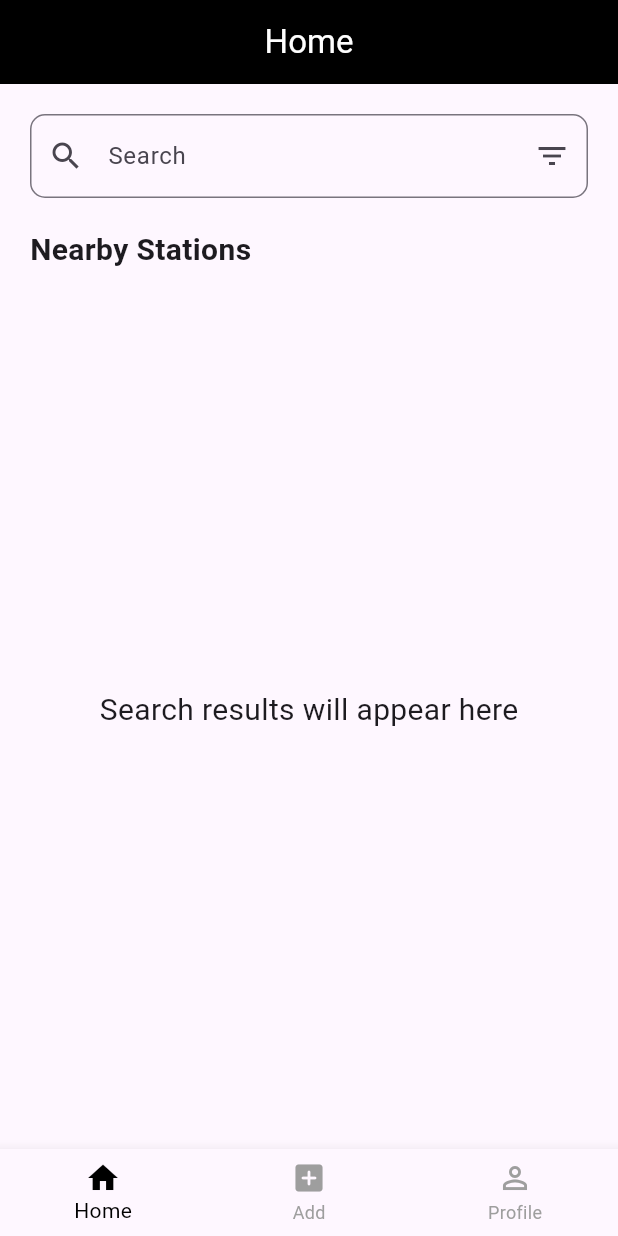
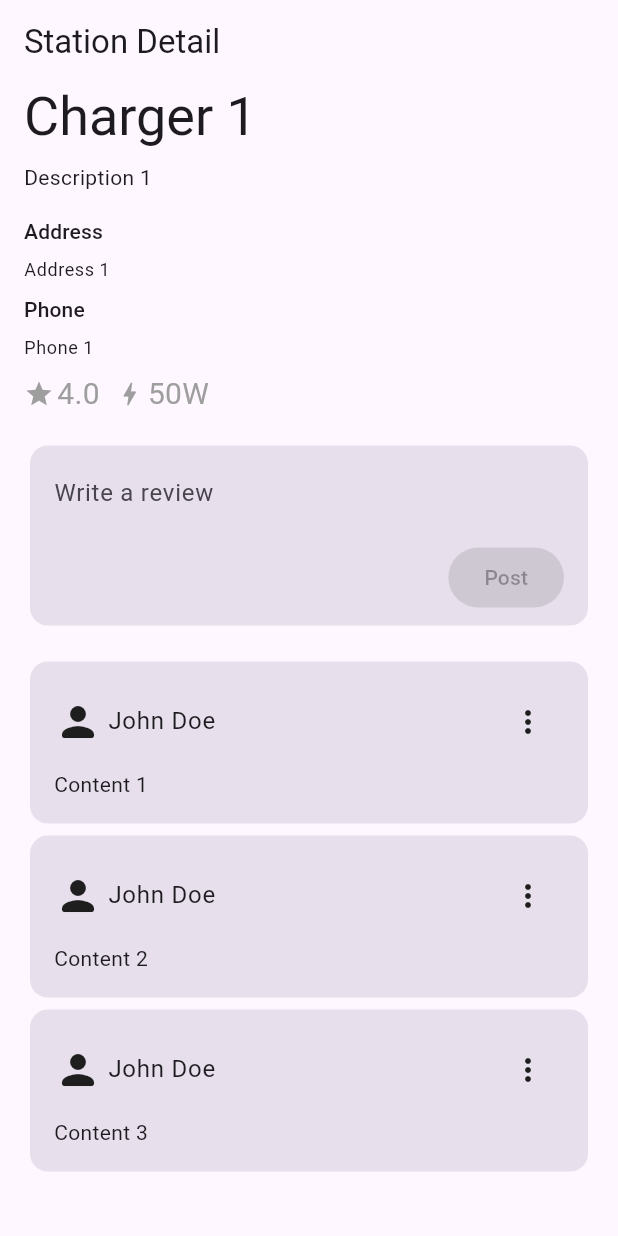
Before and after one commit to tamiratdereje/ChargeRoute, a Flutter app: the screen it shows after launch, on a phone screen of 412 x 824 dp. Run offline on Flutter 3.47's test engine with Material 2 defaults, Android fonts, the phone set to English and light mode, and no system bars; our stand-ins replace bloc, flutter_bloc.

Commit message:
implement detail bloc

```diff
--- /dev/null
+++ b/mobile/lib/application/charger_detail/charger_detail_bloc.dart
@@ -0,0 +1,77 @@
+import 'package:charge_station_finder/domain/core/charger_detail.dart';
+import 'package:charge_station_finder/domain/core/review.dart';
+import 'package:flutter/foundation.dart';
+import 'package:flutter_bloc/flutter_bloc.dart';
+
+part 'charger_detail_event.dart';
+part 'charger_detail_state.dart';
+
+class ChargerDetailBloc extends Bloc<ChargerDetailEvent, ChargerDetailState> {
+  ChargerDetail chargerDetail = const ChargerDetail(
+    id: "1",
+    name: "Charger 1",
+    address: "Address 1",
+    description: "Description 1",
+    phone: "Phone 1",
+    rating: 4,
+    wattage: 50,
+    reviews: [
+      Review(
+        id: "1",
+        userId: "1",
+        content: "Content 1",
+      ),
+      Review(
+        id: "2",
+        userId: "2",
+        content: "Content 2",
+      ),
+      Review(
+        id: "3",
+        userId: "3",
+        content: "Content 3",
+      ),
+    ],
+  );
+
+  ChargerDetailBloc() : super(ChargerDetailStateInitial()) {
+    on<ChargerDetailEventPostReview>((event, emit) async {
+      emit(ChargerDetailStateLoading());
+      await Future.delayed(const Duration(seconds: 2));
+      chargerDetail.reviews
+          .add(Review(id: "asd", userId: "adf", content: event.content));
+      emit(ChargerDetailStateReviewPosted(chargerDetail));
+    });
+
+    on<ChargerDetailEventDeleteReview>((event, emit) async {
+      emit(ChargerDetailStateLoading());
+      await Future.delayed(const Duration(seconds: 2));
+      chargerDetail = chargerDetail.copyWith(
+          reviews: chargerDetail.reviews
+              .where((element) => element.id != event.reviewId)
+              .toList());
+      emit(ChargerDetailStateReviewDeleted(chargerDetail));
+    });
+
+    on<ChargerDetailEventUpdateReview>((event, emit) async {
+      emit(ChargerDetailStateLoading());
+      await Future.delayed(const Duration(seconds: 2));
+      chargerDetail = chargerDetail.copyWith(
+          reviews: chargerDetail.reviews.map((element) {
+        if (element.id != event.reviewId)
+          return element;
+        else
+          return element.copyWith(content: event.content);
+      }).toList());
+      emit(ChargerDetailStateReviewUpdated(chargerDetail));
+    });
+
+    on<ChargerDetailEventLoad>((event, emit) async {
+      emit(ChargerDetailStateLoading());
+      await Future.delayed(const Duration(seconds: 2));
+      emit(
+        ChargerDetailStateLoaded(chargerDetail),
+      );
+    });
+  }
+}
--- /dev/null
+++ b/mobile/lib/application/charger_detail/charger_detail_event.dart
@@ -0,0 +1,30 @@
+part of 'charger_detail_bloc.dart';
+
+@immutable
+abstract class ChargerDetailEvent {}
+
+class ChargerDetailEventLoad extends ChargerDetailEvent {
+  final String chargerId;
+
+  ChargerDetailEventLoad(this.chargerId);
+}
+
+class ChargerDetailEventPostReview extends ChargerDetailEvent {
+  final String chargerId;
+  final String content;
+
+  ChargerDetailEventPostReview(this.chargerId, this.content);
+}
+
+class ChargerDetailEventDeleteReview extends ChargerDetailEvent {
+  final String reviewId;
+
+  ChargerDetailEventDeleteReview(this.reviewId);
+}
+
+class ChargerDetailEventUpdateReview extends ChargerDetailEvent {
+  final String reviewId;
+  final String content;
+
+  ChargerDetailEventUpdateReview(this.reviewId, this.content);
+}
--- /dev/null
+++ b/mobile/lib/application/charger_detail/charger_detail_state.dart
@@ -0,0 +1,32 @@
+part of 'charger_detail_bloc.dart';
+
+@immutable
+abstract class ChargerDetailState {}
+
+class ChargerDetailStateLoading extends ChargerDetailState {}
+
+class ChargerDetailStateLoaded extends ChargerDetailState {
+  final ChargerDetail charger;
+
+  ChargerDetailStateLoaded(this.charger);
+}
+
+class ChargerDetailStateError extends ChargerDetailState {
+  final String message;
+
+  ChargerDetailStateError(this.message);
+}
+
+class ChargerDetailStateReviewPosted extends ChargerDetailStateLoaded {
+  ChargerDetailStateReviewPosted(super.charger);
+}
+
+class ChargerDetailStateReviewDeleted extends ChargerDetailStateLoaded {
+  ChargerDetailStateReviewDeleted(super.charger);
+}
+
+class ChargerDetailStateReviewUpdated extends ChargerDetailStateLoaded {
+  ChargerDetailStateReviewUpdated(super.charger);
+}
+
+class ChargerDetailStateInitial extends ChargerDetailState {}
--- a/mobile/lib/application/home/home_bloc.dart
+++ b/mobile/lib/application/home/home_bloc.dart
@@ -16,15 +16,11 @@ class HomeBloc extends Bloc<HomeEvent, HomeState> {
       await Future.delayed(const Duration(seconds: 2));
       emit(HomeStateSuccess(const [
         Charger(
-            name: "Charger 1", wattage: 50, address: "Address 1", rating: 4),
-        Charger(
-            name: "Charger 2", wattage: 100, address: "Address 2", rating: 3),
-        Charger(
-            name: "Charger 3", wattage: 150, address: "Address 3", rating: 2),
-        Charger(
-            name: "Charger 4", wattage: 200, address: "Address 4", rating: 1),
-        Charger(
-            name: "Charger 5", wattage: 250, address: "Address 5", rating: 0),
+            name: "Charger 1",
+            wattage: 50,
+            address: "Address 1",
+            rating: 4,
+            id: "1"),
       ]));
     });
   }
--- a/mobile/lib/domain/core/charger.dart
+++ b/mobile/lib/domain/core/charger.dart
@@ -1,10 +1,12 @@
 class Charger {
+  final String id;
   final String name;
   final String address;
   final double rating;
   final double wattage;
 
   const Charger({
+    required this.id,
     required this.name,
     required this.address,
     required this.rating,
--- /dev/null
+++ b/mobile/lib/domain/core/charger_detail.dart
@@ -0,0 +1,46 @@
+import 'package:charge_station_finder/domain/core/review.dart';
+
+class ChargerDetail {
+  final String id;
+  final String name;
+  final String description;
+  final String phone;
+  final String address;
+  final double rating;
+  final double wattage;
+
+  final List<Review> reviews;
+
+  const ChargerDetail({
+    required this.id,
+    required this.description,
+    required this.phone,
+    required this.name,
+    required this.address,
+    required this.rating,
+    required this.wattage,
+    required this.reviews,
+  });
+
+  ChargerDetail copyWith({
+    String? id,
+    String? name,
+    String? description,
+    String? phone,
+    String? address,
+    double? rating,
+    double? wattage,
+    List<Review>? reviews,
+  }) {
+    return ChargerDetail(
+      id: id ?? this.id,
+      name: name ?? this.name,
+      description: description ?? this.description,
+      phone: phone ?? this.phone,
+      address: address ?? this.address,
+      rating: rating ?? this.rating,
+      wattage: wattage ?? this.wattage,
+      reviews: reviews ?? this.reviews,
+    );
+  }
+}
--- /dev/null
+++ b/mobile/lib/domain/core/review.dart
@@ -0,0 +1,23 @@
+class Review {
+  final String id;
+  final String userId;
+  final String content;
+
+  const Review({
+    required this.id,
+    required this.userId,
+    required this.content,
+  });
+
+  Review copyWith({
+    String? id,
+    String? userId,
+    String? content,
+  }) {
+    return Review(
+      id: id ?? this.id,
+      userId: userId ?? this.userId,
+      content: content ?? this.content,
+    );
+  }
+}
--- a/mobile/lib/main.dart
+++ b/mobile/lib/main.dart
@@ -1,4 +1,5 @@
 import 'package:charge_station_finder/application/home/home_bloc.dart';
+import 'package:charge_station_finder/presentation/pages/station_detail/station_detail.dart';
 import 'package:flutter/material.dart';
 import 'package:flutter_bloc/flutter_bloc.dart';
 
@@ -26,7 +27,7 @@ class MyApp extends StatelessWidget {
           platform: TargetPlatform.android,
           useMaterial3: true,
         ),
-        home: MyHomePage(),
+        home: StationDetail(),
       ),
     );
   }
--- /dev/null
+++ b/mobile/lib/presentation/pages/station_detail/station_detail.dart
@@ -0,0 +1,342 @@
+import 'package:charge_station_finder/application/charger_detail/charger_detail_bloc.dart';
+import 'package:charge_station_finder/domain/core/charger_detail.dart';
+import 'package:charge_station_finder/domain/core/review.dart';
+import 'package:flutter/material.dart';
+import 'package:flutter_bloc/flutter_bloc.dart';
+
+class StationDetail extends StatefulWidget {
+  @override
+  _StationDetailState createState() => _StationDetailState();
+}
+
+class _StationDetailState extends State<StationDetail> {
+  String? currentEditReviewId;
+  bool isLoaded = false;
+  ChargerDetail detail = const ChargerDetail(
+    id: "",
+    name: "",
+    address: "",
+    description: "",
+    phone: "",
+    rating: -1,
+    wattage: -1,
+    reviews: [],
+  );
+
+  @override
+  Widget build(BuildContext context) {
+    return BlocProvider(
+      create: (context) =>
+          ChargerDetailBloc()..add(ChargerDetailEventLoad("1")),
+      child: BlocConsumer<ChargerDetailBloc, ChargerDetailState>(
+        listener: (context, state) {
+          isLoaded |= state is ChargerDetailStateLoaded;
+          if (state is ChargerDetailStateLoaded) detail = state.charger;
+          if (state is ChargerDetailStateError) {
+            ScaffoldMessenger.of(context)
+                .showSnackBar(SnackBar(content: Text(state.message)));
+          }
+        },
+        builder: (context, state) {
+          return Scaffold(
+            appBar: AppBar(
+              title: const Text('Station Detail'),
+            ),
+            body: SingleChildScrollView(
+              child: Column(
+                children: [
+                  if (state is ChargerDetailStateLoading)
+                    const LinearProgressIndicator(),
+                  if (state is ChargerDetailStateLoaded || isLoaded)
+                    Padding(
+                      padding: const EdgeInsets.symmetric(horizontal: 16.0),
+                      child: Column(
+                        crossAxisAlignment: CrossAxisAlignment.start,
+                        children: [
+                          Text(
+                            detail.name,
+                            style: Theme.of(context).textTheme.displaySmall,
+                          ),
+                          const SizedBox(height: 8.0),
+                          Text(
+                            detail.description,
+                            style: Theme.of(context).textTheme.bodyMedium,
+                          ),
+                          const SizedBox(height: 16.0),
+                          Text(
+                            'Address',
+                            style: Theme.of(context).textTheme.titleSmall,
+                          ),
+                          const SizedBox(height: 8.0),
+                          Text(
+                            detail.address,
+                            style: Theme.of(context).textTheme.bodySmall,
+                          ),
+                          const SizedBox(height: 8.0),
+                          Text(
+                            'Phone',
+                            style: Theme.of(context).textTheme.titleSmall,
+                          ),
+                          const SizedBox(height: 8.0),
+                          Text(
+                            detail.phone,
+                            style: Theme.of(context).textTheme.bodySmall,
+                          ),
+                          const SizedBox(height: 8.0),
+                          Row(
+                            children: [
+                              const Icon(
+                                Icons.star,
+                                size: 20,
+                                color: Colors.grey,
+                              ),
+                              const SizedBox(width: 2),
+                              Text(
+                                detail.rating.toStringAsFixed(1),
+                                style: const TextStyle(
+                                  fontSize: 20,
+                                  color: Colors.grey,
+                                ),
+                              ),
+                              const SizedBox(width: 10),
+                              const Icon(
+                                Icons.bolt,
+                                size: 20,
+                                color: Colors.grey,
+                              ),
+                              const SizedBox(width: 2),
+                              Text(
+                                "${detail.wattage.toStringAsFixed(0)}W",
+                                style: const TextStyle(
+                                  fontSize: 20,
+                                  color: Colors.grey,
+                                ),
+                              ),
+                            ],
+                          ),
+                          const SizedBox(height: 16.0),
+                          ReviewHeader(
+                            onPost: (content) {
+                              context.read<ChargerDetailBloc>().add(
+                                  ChargerDetailEventPostReview("1", content));
+                            },
+                          ),
+                          const SizedBox(height: 16),
+                          ListView.builder(
+                            shrinkWrap: true,
+                            primary: false,
+                            itemCount: detail.reviews.length,
+                            itemBuilder: (context, idx) {
+                              return ReviewCard(
+                                review: detail.reviews[idx],
+                                currentEditReviewId: currentEditReviewId,
+                                setEditReviewId: (value) {
+                                  setState(() {
+                                    currentEditReviewId = value;
+                                  });
+                                },
+                                onDeleteReview: () {
+                                  context.read<ChargerDetailBloc>().add(
+                                      ChargerDetailEventDeleteReview(
+                                          detail.reviews[idx].id));
+                                },
+                                onUpdateReview: (String content) {
+                                  context.read<ChargerDetailBloc>().add(
+                                      ChargerDetailEventUpdateReview(
+                                          detail.reviews[idx].id, content));
+                                },
+                              );
+                            },
+                          )
+                        ],
+                      ),
+                    ),
+                ],
+              ),
+            ),
+          );
+        },
+      ),
+    );
+  }
+}
+
+class ReviewCard extends StatefulWidget {
+  final String? currentEditReviewId;
+  final Function(String?) setEditReviewId;
+
+  final Review review;
+
+  final Function() onDeleteReview;
+
+  final Function(String content) onUpdateReview;
+
+  const ReviewCard({
+    super.key,
+    this.currentEditReviewId,
+    required this.setEditReviewId,
+    required this.review,
+    required this.onDeleteReview,
+    required this.onUpdateReview,
+  });
+
+  @override
+  _ReviewCardState createState() => _ReviewCardState();
+}
+
+class _ReviewCardState extends State<ReviewCard> {
+  final editReviewController = TextEditingController();
+
+  @override
+  Widget build(BuildContext context) {
+    return SizedBox(
+      width: double.infinity,
+      child: Card(
+        elevation: 0,
+        color: Theme.of(context).colorScheme.surfaceVariant,
+        child: Padding(
+          padding: const EdgeInsets.symmetric(vertical: 16.0, horizontal: 16.0),
+          child: Column(
+            crossAxisAlignment: CrossAxisAlignment.start,
+            children: [
+              Row(
+                mainAxisAlignment: MainAxisAlignment.spaceBetween,
+                children: [
+                  Row(
+                    children: [
+                      const Icon(
+                        Icons.person_rounded,
+                        size: 32,
+                      ),
+                      const SizedBox(width: 4),
+                      Text(
+                        "John Doe",
+                        style: Theme.of(context).textTheme.bodyLarge,
+                      ),
+                    ],
+                  ),
+                  PopupMenuButton(
+                    itemBuilder: (context) {
+                      return [
+                        if (widget.currentEditReviewId == null)
+                          const PopupMenuItem(
+                            value: 1,
+                            child: Text("Edit"),
+                          ),
+                        const PopupMenuItem(
+                          value: 2,
+                          child: Text("Delete"),
+                        ),
+                      ];
+                    },
+                    onSelected: (value) {
+                      if (value == 1) {
+                        editReviewController.text = widget.review.content;
+                        widget.setEditReviewId(widget.review.id);
+                      } else if (value == 2) {
+                        widget.onDeleteReview();
+                      }
+                    },
+                  )
+                ],
+              ),
+              const SizedBox(height: 8),
+              if (widget.currentEditReviewId != widget.review.id)
+                Text(widget.review.content),
+              if (widget.currentEditReviewId == widget.review.id)
+                TextField(
+                  controller: editReviewController,
+                  maxLines: null,
+                  decoration: const InputDecoration(
+                    border: InputBorder.none,
+                  ),
+                ),
+              if (widget.currentEditReviewId == widget.review.id)
+                Row(
+                  mainAxisAlignment: MainAxisAlignment.end,
+                  children: [
+                    TextButton(
+                      onPressed: () {
+                        editReviewController.clear();
+                        widget.setEditReviewId(null);
+                      },
+                      child: const Text("Cancel"),
+                    ),
+                    TextButton(
+                      onPressed: () {
+                        widget.onUpdateReview(editReviewController.text);
+                        editReviewController.clear();
+                        widget.setEditReviewId(null);
+                      },
+                      child: const Text("Save"),
+                    ),
+                  ],
+                )
+            ],
+          ),
+        ),
+      ),
+    );
+  }
+}
+
+class ReviewHeader extends StatefulWidget {
+  final Function onPost;
+
+  const ReviewHeader({super.key, required this.onPost});
+
+  @override
+  State<ReviewHeader> createState() => _ReviewHeaderState();
+}
+
+class _ReviewHeaderState extends State<ReviewHeader> {
+  TextEditingController controller = TextEditingController();
+
+  @override
+  Widget build(BuildContext context) {
+    var onPost = widget.onPost;
+
+    return SizedBox(
+      width: double.infinity,
+      child: Card(
+        elevation: 0,
+        color: Theme.of(context).colorScheme.surfaceVariant,
+        child: Padding(
+          padding: const EdgeInsets.symmetric(vertical: 8.0, horizontal: 16.0),
+          child: Column(
+            children: [
+              TextFormField(
+                controller: controller,
+                maxLines: null,
+                decoration: const InputDecoration(
+                  hintText: 'Write a review',
+                  border: InputBorder.none,
+                ),
+              ),
+              const SizedBox(height: 8.0),
+              Row(
+                mainAxisAlignment: MainAxisAlignment.end,
+                children: [
+                  AnimatedBuilder(
+                    builder: (context, widget) {
+                      return FilledButton(
+                        onPressed: controller.text.isEmpty
+                            ? null
+                            : () {
+                                onPost(controller.text);
+                                controller.clear();
+                              },
+                        child: const Text('Post'),
+                      );
+                    },
+                    animation: controller,
+                  ),
+                ],
+              ),
+            ],
+          ),
+        ),
+      ),
+    );
+  }
+}
```
